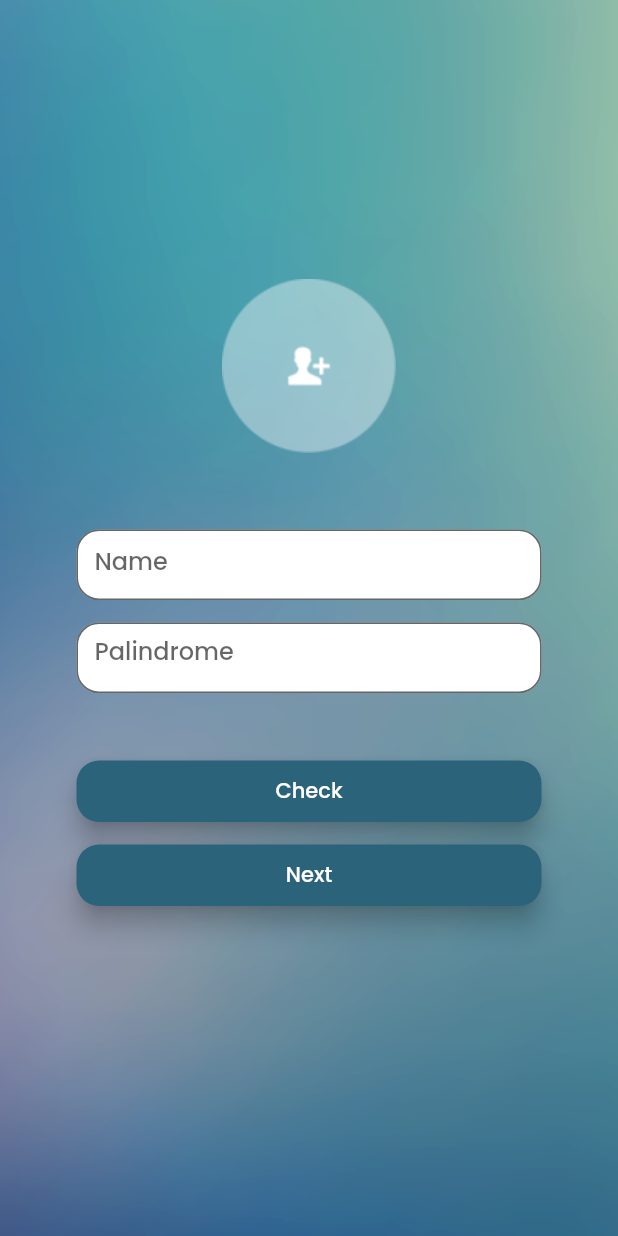
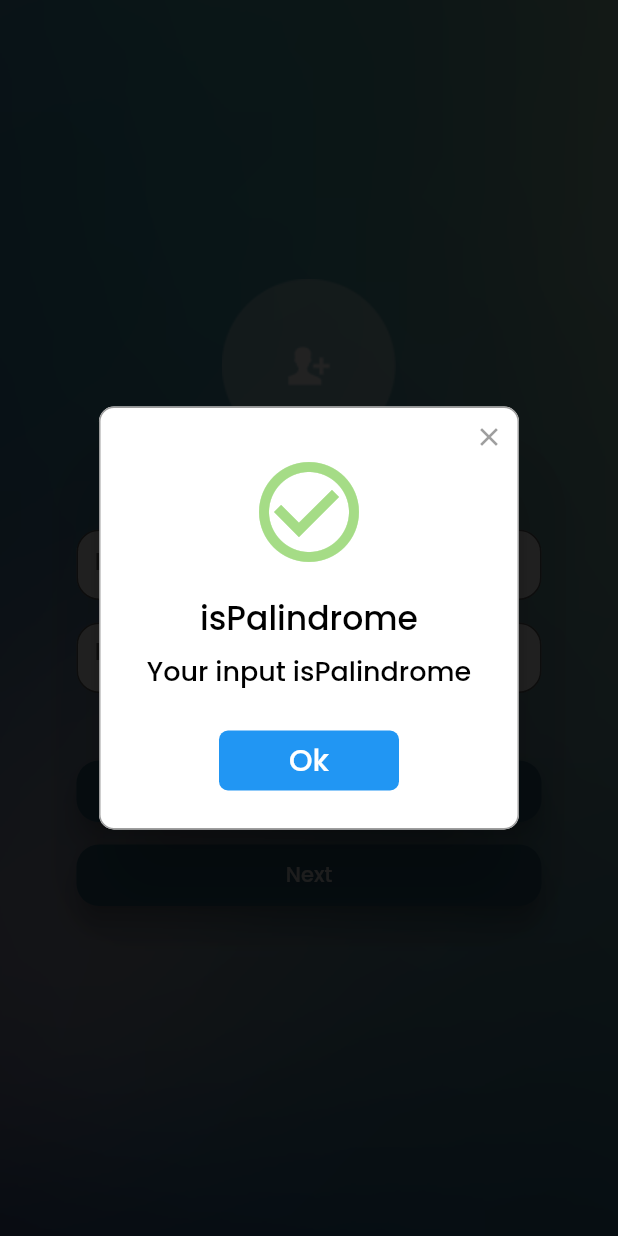
Before and after one commit to riyanputraf/km_suitmedia, a Flutter app: the screen it shows after launch, after a tap on "Check", on a phone screen of 412 x 824 dp. Run offline on Flutter 3.47's test engine with Material 2 defaults, Android fonts, the phone set to English and light mode, and no system bars; drawn by our look-alikes of rflutter_alert.

Commit message:
add dialog and check palindrome
Add check palindrome in first screen

```diff
--- a/lib/pages/first_screen.dart
+++ b/lib/pages/first_screen.dart
@@ -1,4 +1,5 @@
 import 'package:flutter/material.dart';
+import 'package:rflutter_alert/rflutter_alert.dart';
 import 'package:suitmedia/pages/second_screen.dart';
 import 'package:suitmedia/theme.dart';
 
@@ -12,7 +13,7 @@ class FirstScreen extends StatefulWidget {
 class _FirstScreenState extends State<FirstScreen> {
   final TextEditingController _nameController = TextEditingController();
   final TextEditingController _palindromeController = TextEditingController();
-  String? _palindromeText;
+  late String _palindromeText;
 
   @override
   void dispose() {
@@ -20,6 +21,14 @@ class _FirstScreenState extends State<FirstScreen> {
     _nameController.dispose();
     _palindromeController.dispose();
     super.dispose();
+  }
+
+  bool checkPalindrome(String text) {
+    String cleanedText =
+        text.replaceAll(RegExp(r'[^a-zA-Z0-9]'), '').toLowerCase();
+    String reversedText =
+        String.fromCharCodes(cleanedText.runes.toList().reversed);
+    return cleanedText == reversedText;
   }
 
   @override
@@ -112,9 +121,49 @@ class _FirstScreenState extends State<FirstScreen> {
                             borderRadius: BorderRadius.circular(15))),
                     onPressed: () {
                       _palindromeText = _palindromeController.text;
-                      print(_palindromeText);
+
+                      if (checkPalindrome(_palindromeText)) {
+                        Alert(
+                          context: context,
+                          type: AlertType.success,
+                          title: "isPalindrome",
+                          desc: "Your input isPalindrome",
+                          buttons: [
+                            DialogButton(
+                              onPressed: () => Navigator.pop(context),
+                              width: 120,
+                              child: const Text(
+                                "Ok",
+                                style: TextStyle(
+                                    color: Colors.white, fontSize: 20),
+                              ),
+                            )
+                          ],
+                        ).show();
+                      } else {
+                        Alert(
+                          context: context,
+                          type: AlertType.error,
+                          title: "not palindrome",
+                          desc: "Your input not palindrome",
+                          buttons: [
+                            DialogButton(
+                              onPressed: () => Navigator.pop(context),
+                              width: 120,
+                              child: const Text(
+                                "Ok",
+                                style: TextStyle(
+                                    color: Colors.white, fontSize: 20),
+                              ),
+                            )
+                          ],
+                        ).show();
+                      }
                     },
-                    child: Text('Check', style: medium,),
+                    child: Text(
+                      'Check',
+                      style: medium,
+                    ),
                   ),
                 ),
                 SizedBox(
@@ -135,7 +184,10 @@ class _FirstScreenState extends State<FirstScreen> {
                         MaterialPageRoute(builder: (context) => SecondScreen()),
                       );
                     },
-                    child: Text('Next', style: medium,),
+                    child: Text(
+                      'Next',
+                      style: medium,
+                    ),
                   ),
                 ),
               ],
--- a/pubspec.yaml
+++ b/pubspec.yaml
@@ -35,6 +35,8 @@ dependencies:
   # The following adds the Cupertino Icons font to your application.
   # Use with the CupertinoIcons class for iOS style icons.
   cupertino_icons: ^1.0.2
+  rflutter_alert: ^2.0.7
+
 
 dev_dependencies:
   flutter_test:
```
Also changed, not shown: pubspec.lock.
